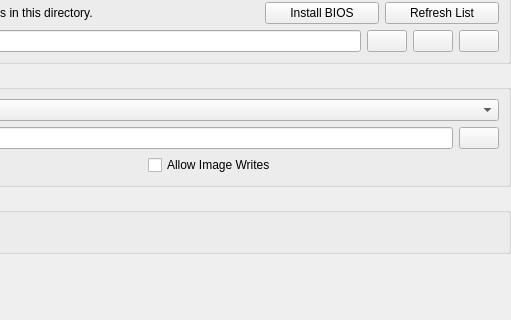
Before: the Qt Designer form src/duckstation-qt/biossettingswidget.ui in stenzek/duckstation, drawn with Qt 5; both pictures show x 221 to 732 and y 152 to 472 of the 732 by 472 pixel window.
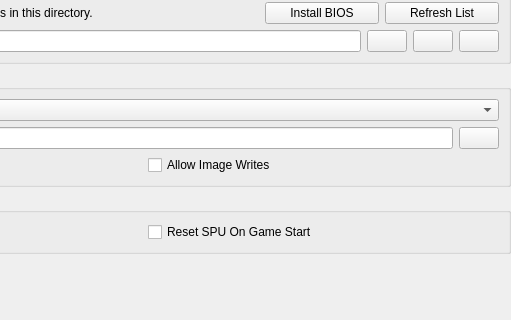
After: the same form once the commit is applied. Icons and pictures are not drawn.

Commit message: System: Add option to reset SPU on game start

Patch:
```diff
--- a/src/duckstation-qt/biossettingswidget.ui
+++ b/src/duckstation-qt/biossettingswidget.ui
@@ -246,6 +246,13 @@
         </property>
        </widget>
       </item>
+      <item row="0" column="1">
+       <widget class="QCheckBox" name="resetSPUOnGameStart">
+        <property name="text">
+         <string>Reset SPU On Game Start</string>
+        </property>
+       </widget>
+      </item>
      </layout>
     </widget>
    </item>
```
The commit also changes 8 other files.
